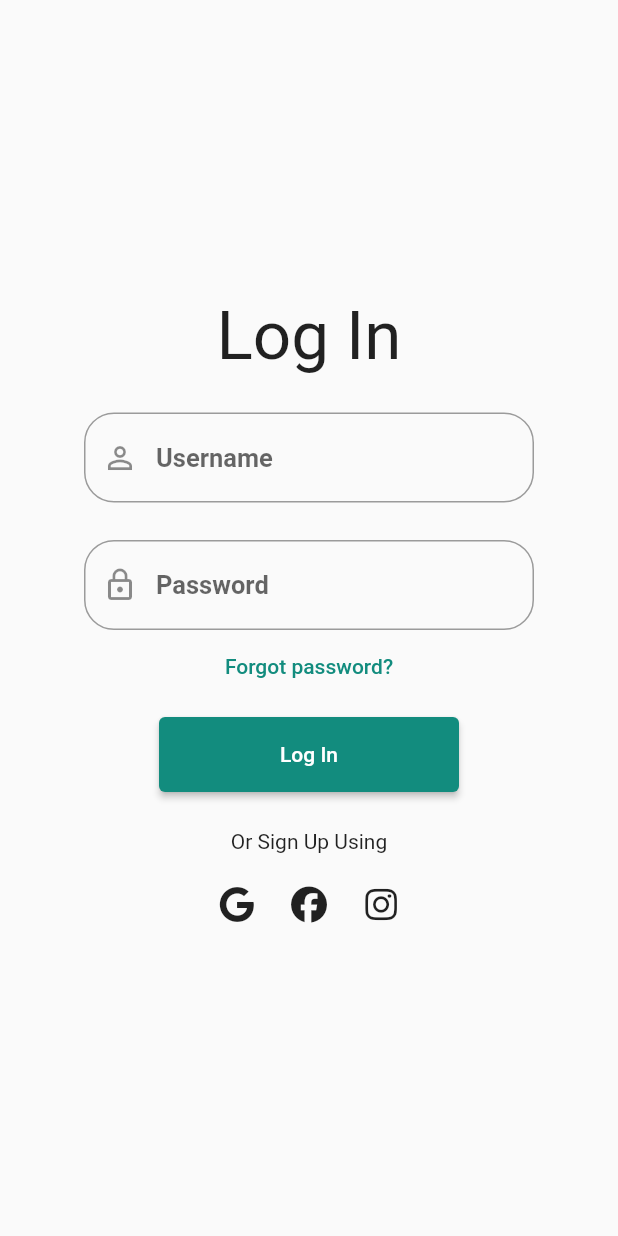
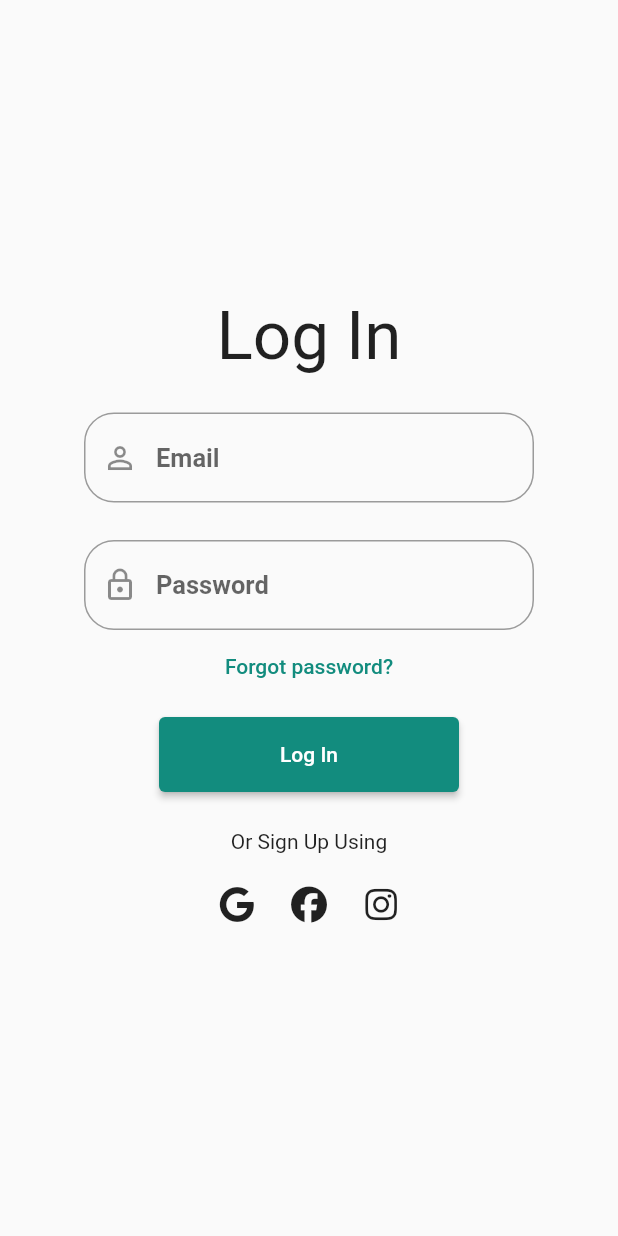
Before and after one commit to PujanB10/whatsapp-stacked-architecture, a Flutter app: the LoginView screen opened directly, on a phone screen of 412 x 824 dp. Run offline on Flutter 3.47's test engine with Material 2 defaults, Android fonts, the light colour scheme and no system bars; our stand-ins replace firebase_auth, firebase_core, font_awesome_flutter, google_fonts, stacked, stacked_services and 1 more; accounts and stored records are empty; Roboto replaces fonts that are missing (Acme).

Commit message:
fix: replace username field with email

```diff
--- a/lib/ui/views/login/login_view.dart
+++ b/lib/ui/views/login/login_view.dart
@@ -33,7 +33,7 @@ class LoginView extends StackedView<LoginViewModel> {
                       border: OutlineInputBorder(
                           borderRadius: BorderRadius.circular(20)),
                       prefixIcon: Icon(Icons.person_outline),
-                      hintText: "Username"),
+                      hintText: "Email"),
                 ),
               ),
               verticalSpaceMedium,
```
